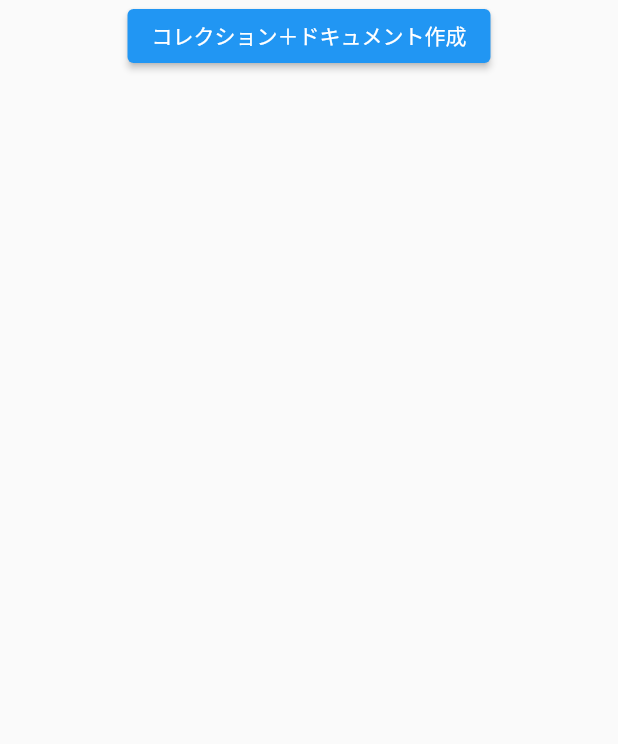
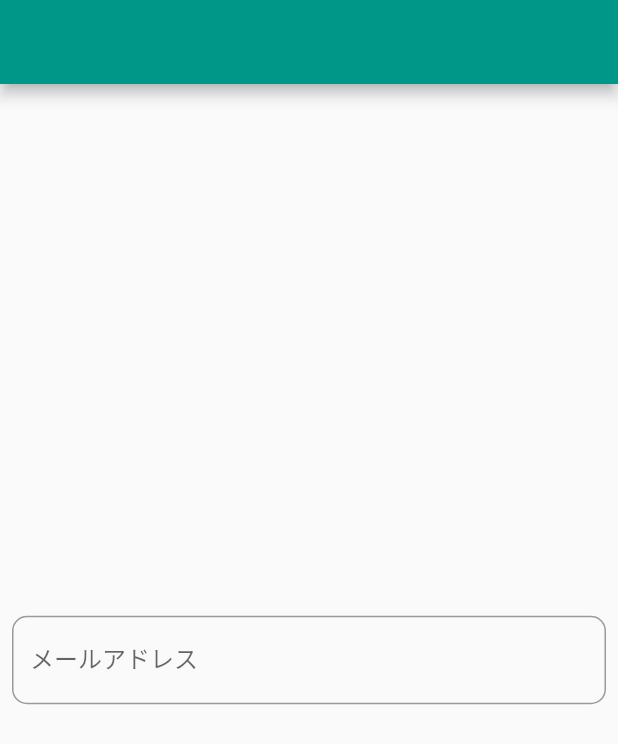
Before and after one commit to hrk-ymfj/devicedealer, a Flutter app: the screen it shows after launch, on a phone screen of 412 x 824 dp. Shown: the top 744 px of the screen. Run offline on Flutter 3.47's test engine with Material 2 defaults, Android fonts, the phone set to English and light mode, and no system bars.

Commit message:
書籍に沿った方針に変更

```diff
--- a/lib/main.dart
+++ b/lib/main.dart
@@ -1,10 +1,6 @@
-import 'package:cloud_firestore/cloud_firestore.dart';
-import 'package:firebase_core/firebase_core.dart';
 import 'package:flutter/material.dart';
 
-Future<void> main() async {
-  // Fireabse初期化
-  await Firebase.initializeApp();
+void main() async {
   runApp(MyApp());
 }
 
@@ -12,41 +8,33 @@ class MyApp extends StatelessWidget {
   @override
   Widget build(BuildContext context) {
     return MaterialApp(
-      debugShowCheckedModeBanner: false,
-      title: 'Flutter Demo',
       theme: ThemeData(
-        primarySwatch: Colors.blue,
-        visualDensity: VisualDensity.adaptivePlatformDensity,
+        primarySwatch: Colors.teal,
       ),
-      home: MyFirestorePage(),
+      home: MyHomePage(),
     );
   }
 }
 
-class MyFirestorePage extends StatefulWidget {
-  @override
-  _MyFirestorePageState createState() => _MyFirestorePageState();
-}
-
-class _MyFirestorePageState extends State<MyFirestorePage> {
+class MyHomePage extends StatelessWidget {
   @override
   Widget build(BuildContext context) {
     return Scaffold(
-      body: Center(
-        child: Column(
-          children: <Widget>[
-            ElevatedButton(
-              child: Text('コレクション＋ドキュメント作成'),
-              onPressed: () async {
-                // ドキュメント作成
-                await FirebaseFirestore.instance
-                    .collection('users') // コレクションID
-                    .doc('id_abc') // ドキュメントID
-                    .set({'name': '鈴木', 'age': 40}); // データ
-              },
+      appBar: AppBar(),
+      body: Column(
+        mainAxisAlignment: MainAxisAlignment.center,
+        children: [
+          Padding(
+            padding: const EdgeInsets.all(8.0),
+            child: TextField(
+              onChanged: (newtext) {},
+              decoration: InputDecoration(
+                  labelText: "メールアドレス",
+                  border: OutlineInputBorder(
+                      borderRadius: BorderRadius.all(Radius.circular(10)))),
             ),
-          ],
-        ),
+          )
+        ],
       ),
     );
   }
```
Also changed, not shown: 2 other files.
